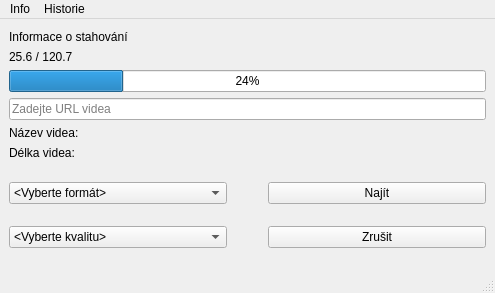
This is mainwindow.ui in RxiPland/y2mate_desktop as Qt 5 draws it before an edit. The edited form follows.
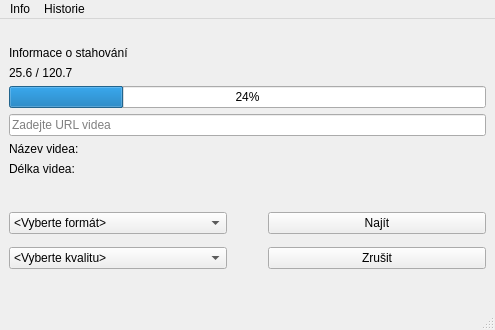
This is the edited form. Icons and pictures are not drawn.

```diff
--- a/mainwindow.ui
+++ b/mainwindow.ui
@@ -7,11 +7,14 @@
     <x>0</x>
     <y>0</y>
     <width>495</width>
-    <height>293</height>
+    <height>330</height>
    </rect>
   </property>
   <property name="windowTitle">
-   <string>MainWindow</string>
+   <string>y2mate - desktop</string>
+  </property>
+  <property name="tabShape">
+   <enum>QTabWidget::Triangular</enum>
   </property>
   <widget class="QWidget" name="centralwidget">
    <layout class="QVBoxLayout" name="verticalLayout_3">
@@ -75,23 +78,26 @@
         </property>
        </widget>
       </item>
+      <item>
+       <spacer name="verticalSpacer_7">
+        <property name="orientation">
+         <enum>Qt::Vertical</enum>
+        </property>
+        <property name="sizeType">
+         <enum>QSizePolicy::MinimumExpanding</enum>
+        </property>
+        <property name="sizeHint" stdset="0">
+         <size>
+          <width>20</width>
+          <height>30</height>
+         </size>
+        </property>
+       </spacer>
+      </item>
       <item>
        <layout class="QHBoxLayout" name="horizontalLayout">
         <item>
          <layout class="QVBoxLayout" name="verticalLayout_2">
-          <item>
-           <spacer name="verticalSpacer">
-            <property name="orientation">
-             <enum>Qt::Vertical</enum>
-            </property>
-            <property name="sizeHint" stdset="0">
-             <size>
-              <width>20</width>
-              <height>40</height>
-             </size>
-            </property>
-           </spacer>
-          </item>
           <item>
            <widget class="QComboBox" name="comboBox">
             <item>
@@ -116,10 +122,13 @@
             <property name="orientation">
              <enum>Qt::Vertical</enum>
             </property>
+            <property name="sizeType">
+             <enum>QSizePolicy::Fixed</enum>
+            </property>
             <property name="sizeHint" stdset="0">
              <size>
               <width>20</width>
-              <height>40</height>
+              <height>7</height>
              </size>
             </property>
            </spacer>
@@ -153,19 +162,6 @@
         </item>
         <item>
          <layout class="QVBoxLayout" name="verticalLayout_4">
-          <item>
-           <spacer name="verticalSpacer_2">
-            <property name="orientation">
-             <enum>Qt::Vertical</enum>
-            </property>
-            <property name="sizeHint" stdset="0">
-             <size>
-              <width>20</width>
-              <height>40</height>
-             </size>
-            </property>
-           </spacer>
-          </item>
           <item>
            <widget class="QPushButton" name="pushButton">
             <property name="sizePolicy">
@@ -184,10 +180,13 @@
             <property name="orientation">
              <enum>Qt::Vertical</enum>
             </property>
+            <property name="sizeType">
+             <enum>QSizePolicy::Fixed</enum>
+            </property>
             <property name="sizeHint" stdset="0">
              <size>
               <width>20</width>
-              <height>40</height>
+              <height>7</height>
              </size>
             </property>
            </spacer>
```
